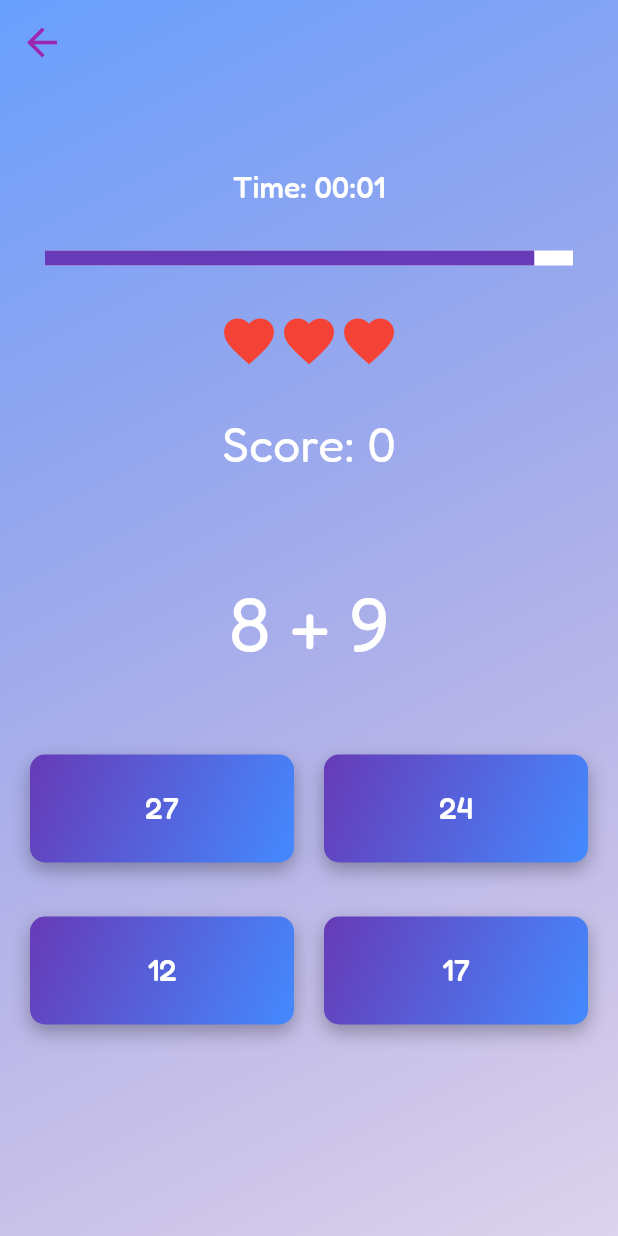
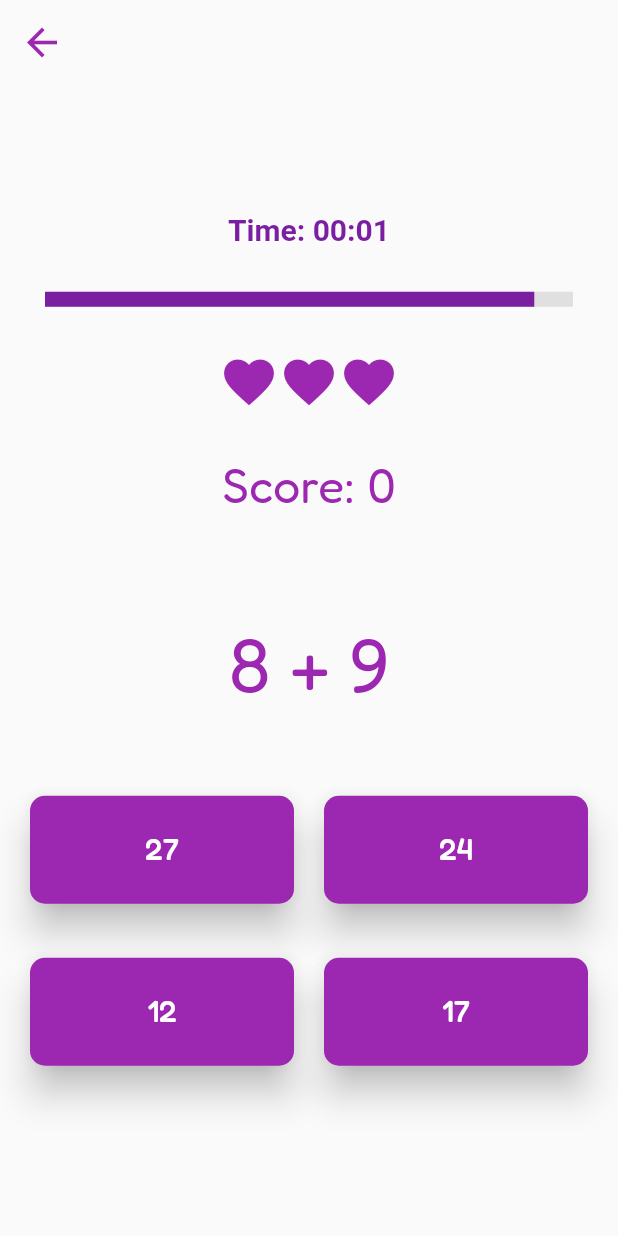
Before and after one commit to Samooh-9820060/technomaths, a Flutter app: the EndlessModeScreen screen opened directly, after a tap on "Addition", on a phone screen of 412 x 824 dp. Run offline on Flutter 3.47's test engine with Material 2 defaults, Android fonts, the phone set to English and light mode, and no system bars; our stand-ins replace cloud_firestore, connectivity_plus, device_info_plus, firebase_core, google_fonts, google_mobile_ads and 2 more; missing offline and left inert: flutter_vibrate; accounts and stored records are empty.

Commit message:
Revert "game redesign"
This reverts commit ef89ff5e83be6375832fb21c500e59a434a317d0.

```diff
--- a/lib/screens/endless_mode_screen.dart
+++ b/lib/screens/endless_mode_screen.dart
@@ -1,9 +1,10 @@
 import 'package:flutter/material.dart';
-import 'package:google_fonts/google_fonts.dart';
+import 'package:google_fonts/google_fonts.dart';  // import this
 import 'package:technomaths/widgets/animated_buttons.dart';
 import 'package:technomaths/screens/game_screen.dart';
 import 'package:technomaths/enums/game_mode.dart';
 import 'package:technomaths/enums/game_speed.dart';
+
 
 class EndlessModeScreen extends StatelessWidget {
   const EndlessModeScreen({Key? key}) : super(key: key);
@@ -11,51 +12,22 @@ class EndlessModeScreen extends StatelessWidget {
   @override
   Widget build(BuildContext context) {
     return Scaffold(
-      extendBodyBehindAppBar: true,
       appBar: AppBar(
         backgroundColor: Colors.transparent,
         elevation: 0,
         leading: IconButton(
-          icon: Icon(Icons.arrow_back, color: Colors.deepPurple, size: 30), // adjusted color to fit the design
+          icon: Icon(Icons.arrow_back, color: Colors.purple, size: 30),
           onPressed: () => Navigator.pop(context),
         ),
       ),
       body: Container(
-        decoration: BoxDecoration(
-          gradient: LinearGradient(
-            begin: Alignment.topLeft,
-            end: Alignment.bottomRight,
-            colors: [Colors.blueAccent.withOpacity(0.9), Colors.deepPurple.withOpacity(0.2)],
-          ),
-        ),
         child: Center(
           child: Column(
             mainAxisAlignment: MainAxisAlignment.center,
             children: <Widget>[
-              FittedBox(
-                fit: BoxFit.scaleDown,
-                child: ShaderMask(
-                  shaderCallback: (bounds) => LinearGradient(
-                    begin: Alignment.topLeft,
-                    end: Alignment.bottomRight,
-                    colors: [Colors.deepPurple, Colors.blue],
-                  ).createShader(Rect.fromLTWH(0, 0, bounds.width, bounds.height)),
-                  child: Text(
-                    'Choose Mode',
-                    style: GoogleFonts.fredoka(
-                      fontSize: 40,
-                      fontWeight: FontWeight.w500,
-                      color: Colors.white, // Using shader mask to apply gradient
-                      shadows: [
-                        BoxShadow(
-                          color: Colors.black.withOpacity(0.3),
-                          blurRadius: 5,
-                          offset: Offset(3, 3),
-                        ),
-                      ],
-                    ),
-                  ),
-                ),
+              Text(
+                'Choose Endless Mode',
+                style: GoogleFonts.fredoka(fontSize: 30, color: Colors.purple), // Use Google font here
               ),
               SizedBox(height: 50),
               AnimatedButton('Addition', onPressed: () {
--- a/lib/screens/game_screen.dart
+++ b/lib/screens/game_screen.dart
@@ -598,7 +598,6 @@ class _GameScreenState extends State<GameScreen> with SingleTickerProviderStateM
   @override
   Widget build(BuildContext context) {
     return Scaffold(
-      extendBodyBehindAppBar: true,
       appBar: lives!= 0 ? AppBar(
         backgroundColor: Colors.transparent,
         elevation: 0,
@@ -609,19 +608,6 @@ class _GameScreenState extends State<GameScreen> with SingleTickerProviderStateM
       ) : null,
       body: Stack(
         children: [
-          // Background Gradient
-          Container(
-            decoration: BoxDecoration(
-              gradient: LinearGradient(
-                begin: Alignment.topLeft,
-                end: Alignment.bottomRight,
-                colors: [
-                  Colors.blueAccent.withOpacity(0.8),
-                  Colors.deepPurple.withOpacity(0.2)
-                ],
-              ),
-            ),
-          ),
           // Main game screen
           Container(
             child: Column(
@@ -639,10 +625,10 @@ class _GameScreenState extends State<GameScreen> with SingleTickerProviderStateM
                             Center(
                               child: Text(
                                 'Time: ${getReadableTime(totalTime)}',
-                                style: GoogleFonts.fredoka(
+                                style: GoogleFonts.aBeeZee(
+                                  color: Colors.purple[700],
+                                  fontWeight: FontWeight.bold,
                                   fontSize: 20,
-                                  fontWeight: FontWeight.w500,
-                                  color: Colors.white, // Lighter shade of deepPurple for contrast and readability.
                                 ),
                               ),
                             ),
@@ -650,8 +636,8 @@ class _GameScreenState extends State<GameScreen> with SingleTickerProviderStateM
                             SizedBox(height: 30),
                             // Progress bar
                             Container(
-                              padding: EdgeInsets.symmetric(horizontal: 30),
-                              height: 10,
+                              padding: EdgeInsets.symmetric(horizontal: 30), // Padding for wider bar
+                              height: 10, // Height for progress bar
                               child: TweenAnimationBuilder(
                                 key: key,
                                 tween: Tween(begin: 1.0, end: 0.0),
@@ -659,9 +645,9 @@ class _GameScreenState extends State<GameScreen> with SingleTickerProviderStateM
                                 builder: (context, value, child) {
                                   return LinearProgressIndicator(
                                     value: value,
-                                    minHeight: 30,
-                                    backgroundColor: Colors.white, // Making it slightly transparent.
-                                    valueColor: AlwaysStoppedAnimation<Color>(Colors.deepPurple),
+                                    minHeight: 30, // Increase height of progress bar
+                                    backgroundColor: Colors.grey[300],
+                                    valueColor: AlwaysStoppedAnimation<Color>(Colors.purple[700]!),
                                   );
                                 },
                               ),
@@ -670,24 +656,15 @@ class _GameScreenState extends State<GameScreen> with SingleTickerProviderStateM
                         ),
 
                         SizedBox(height: 30),
-                        //hearts
                         Row(
                           mainAxisAlignment: MainAxisAlignment.center,
-                          children: List.generate(
-                            lives,
-                                (index) => Icon(Icons.favorite, size: 40, color: Colors.red),
-                          ).toList(),
+                          children: List.generate(lives, (index) => Icon(Icons.favorite, color: Colors.purple, size: 40)).toList(),
                         ),
                         SizedBox(height: 30),
-
-                        //score
                         Center(
                           child: Text(
                             'Score: $score',
-                            style: GoogleFonts.fredoka(
-                              color: Colors.white, // Lighter shade of blueAccent
-                              fontSize: 32,
-                            ),
+                            style: GoogleFonts.fredoka(color: Colors.purple, fontSize: 32),
                           ),
                         ),
                         // Animated score pop-up
@@ -695,22 +672,14 @@ class _GameScreenState extends State<GameScreen> with SingleTickerProviderStateM
                           opacity: _scoreAnimation,
                           child: Text(
                             '+1',
-                            style: GoogleFonts.fredoka(
-                                color: Theme.of(context).colorScheme.primary,
-                                fontSize: 32
-                            ),
+                            style: GoogleFonts.fredoka(color: Colors.green, fontSize: 32),
                           ),
                         ),
 
-
                         SizedBox(height: 30),
-                        //question
                         Text(
-                          question.contains('÷') ? formatDecimal(question) : question,
-                          style: GoogleFonts.fredoka(
-                            fontSize: 50,
-                            color: Colors.white,
-                          ),
+                          question.contains('÷') ? formatDecimal(question) : question,  // check if division is present in the question
+                          style: GoogleFonts.fredoka(fontSize: 50, color: Colors.purple),
                         ),
 
                         SizedBox(height: 30),
--- a/lib/screens/home_screen.dart
+++ b/lib/screens/home_screen.dart
@@ -13,47 +13,24 @@ class HomeScreen extends StatelessWidget {
   Widget build(BuildContext context) {
     return Scaffold(
       body: Container(
-        decoration: BoxDecoration(
-          gradient: LinearGradient(
-            begin: Alignment.topLeft,
-            end: Alignment.bottomRight,
-            colors: [Colors.blueAccent.withOpacity(0.9), Colors.deepPurple.withOpacity(0.2)],
-          ),
-        ),
         child: Center(
           child: Column(
             mainAxisAlignment: MainAxisAlignment.center,
             children: <Widget>[
-              FittedBox(
-                fit: BoxFit.scaleDown,
-                child: ShaderMask(
-                  shaderCallback: (bounds) => LinearGradient(
-                    begin: Alignment.topLeft,
-                    end: Alignment.bottomRight,
-                    colors: [Colors.deepPurple, Colors.blue],
-                  ).createShader(Rect.fromLTWH(0, 0, bounds.width, bounds.height)),
-                  child: Text(
-                    'TechnoMaths',
-                    style: GoogleFonts.fredoka(
-                        fontSize: 40, fontWeight: FontWeight.w500, color: Colors.white,
-                      shadows: [
-                        BoxShadow(
-                          color: Colors.black.withOpacity(0.3),
-                          blurRadius: 5,
-                          offset: Offset(3, 3),
-                        ),
-                      ],
-                    ),
-                  ),
-                ),
+              Text(
+                'TechnoMaths',
+                style: GoogleFonts.fredoka(fontSize: 40, color: Colors.purple),
               ),
-              SizedBox(height: 50),
+              SizedBox(height: 50), // Add this for extra space
               AnimatedButton('Endless', onPressed: () {
                 Navigator.push(
                   context,
                   MaterialPageRoute(builder: (context) => EndlessModeScreen()),
                 );
               }),
+              //AnimatedButton('Levels', onPressed: () {
+                // Code to go to the levels
+              //}),
               AnimatedButton('Wall of Fame', onPressed: () {
                 Navigator.of(context).push(MaterialPageRoute(
                     builder: (context) => WallOfFameScreen(
@@ -61,9 +38,10 @@ class HomeScreen extends StatelessWidget {
                     )));
               }),
               AnimatedButton('Rate the Game', onPressed: () {
-                // Code to rate the game
+                // Code to go to the wall of fame
               }),
               AnimatedButton('Quit', onPressed: () {
+                // Code to quit the app
                 SystemNavigator.pop();
               }),
             ],
--- a/lib/screens/wall_of_fame.dart
+++ b/lib/screens/wall_of_fame.dart
@@ -61,8 +61,8 @@ class _WallOfFameScreenState extends State<WallOfFameScreen> {
   void _createInterstitialAd() {
     InterstitialAd.load(
         adUnitId: Platform.isAndroid
-            ? 'ca-app-pub-3940256099942544/1033173712'
-            : 'ca-app-pub-3940256099942544/1033173712',
+            ? 'ca-app-pub-6109906096472807/4941429048'
+            : 'ca-app-pub-6109906096472807/4941429048',
         request: AdRequest(),
         adLoadCallback: InterstitialAdLoadCallback(
           onAdLoaded: (InterstitialAd ad) {
--- a/lib/widgets/animated_buttons.dart
+++ b/lib/widgets/animated_buttons.dart
@@ -10,40 +10,25 @@ class AnimatedButton extends StatelessWidget {
   @override
   Widget build(BuildContext context) {
     double screenWidth = MediaQuery.of(context).size.width;
-    double fontSize = screenWidth < 360 ? 16 : 20;
+    double fontSize = screenWidth < 360 ? 16 : 20;  // Adjust values as per your needs
 
     return Padding(
       padding: EdgeInsets.symmetric(vertical: 8),
       child: Container(
         width: screenWidth * 0.5,
-        decoration: BoxDecoration(
-          borderRadius: BorderRadius.circular(10),
-          gradient: LinearGradient(
-            colors: [Colors.deepPurple, Colors.blueAccent],
-            begin: Alignment.topLeft,
-            end: Alignment.bottomRight,
-          ),
-
-          boxShadow: [
-            BoxShadow(
-              color: Colors.black.withOpacity(0.3),
-              blurRadius: 10,
-              offset: Offset(0, 5),
-            ),
-          ],
-        ),
         child: ElevatedButton(
           style: ElevatedButton.styleFrom(
-            padding: EdgeInsets.symmetric(horizontal: 30, vertical: 20),
-            primary: Colors.transparent,
-            shadowColor: Colors.transparent,
+            padding: EdgeInsets.symmetric(horizontal: 30, vertical: 20), // Reduced padding
+            primary: Colors.purple,
+            onPrimary: Colors.white,
             shape: RoundedRectangleBorder(
               borderRadius: BorderRadius.circular(10),
             ),
+            elevation: 10,
           ),
           onPressed: onPressed,
           child: FittedBox(
-            fit: BoxFit.fitWidth,
+            fit: BoxFit.fitWidth, // This line ensures the content scales correctly.
             child: Text(
               text,
               style: GoogleFonts.fredoka(fontSize: fontSize, color: Colors.white),
```
Lines whose indentation alone changed are shown as unchanged.
